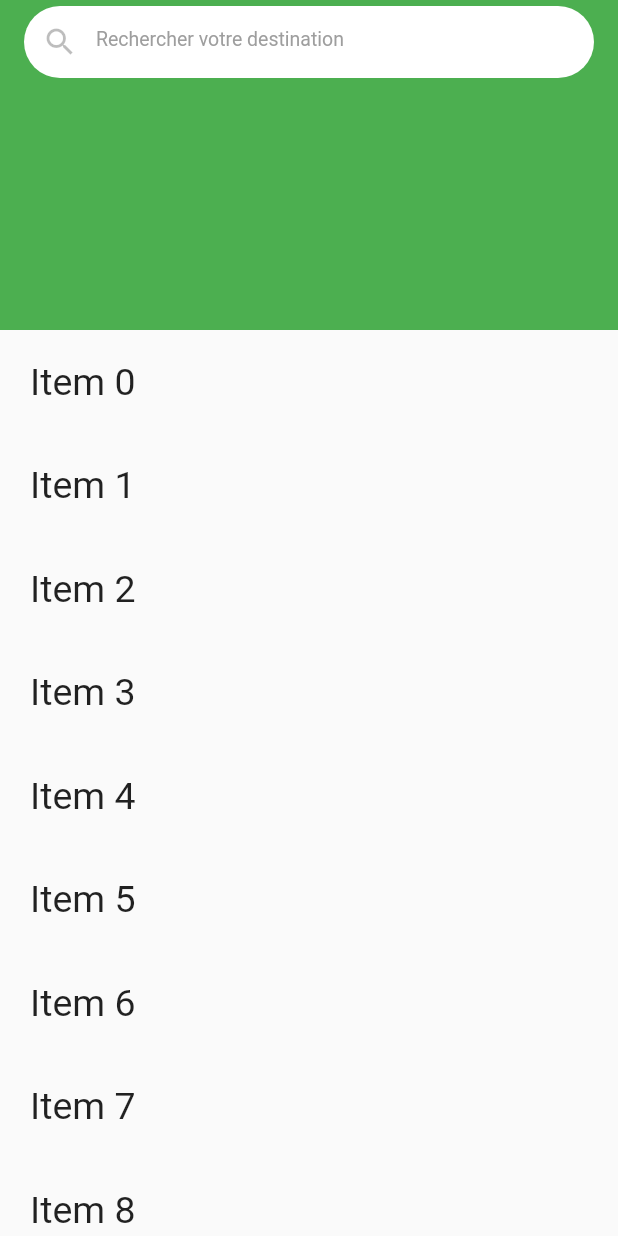
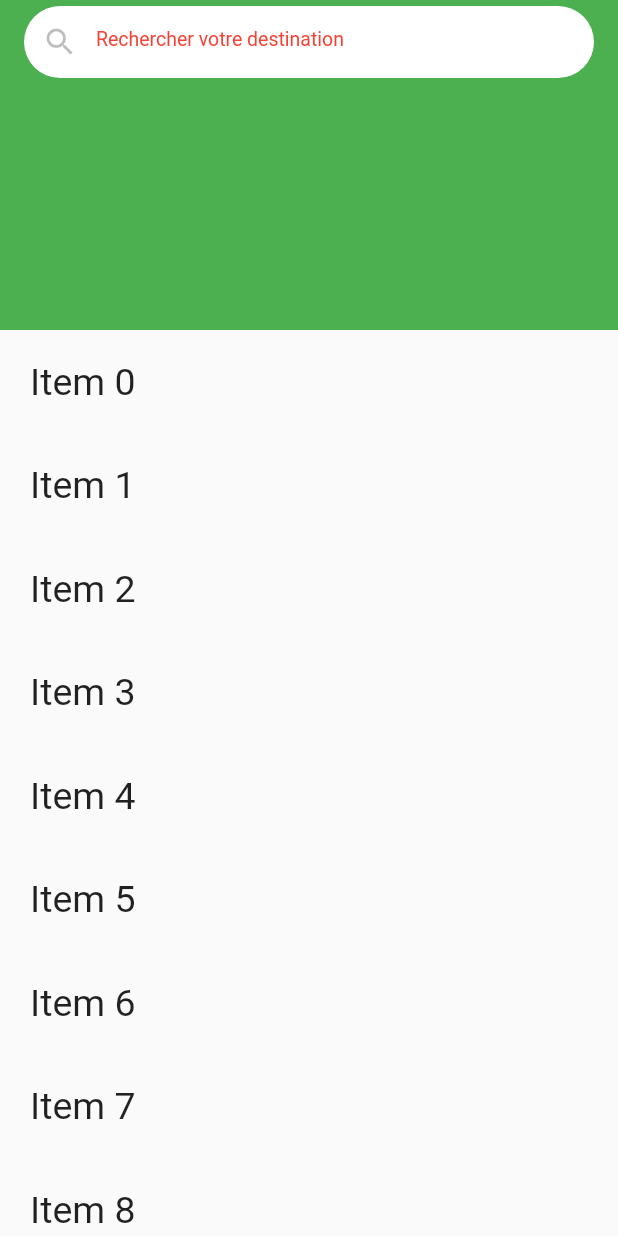
Before and after one commit to moetaz20/Homeeeeeee, a Flutter app: the screen it shows after launch, on a phone screen of 412 x 824 dp. Run offline on Flutter 3.47's test engine with Material 2 defaults, Android fonts, the phone set to English and light mode, and no system bars.

Commit message:
Changer Color to red

```diff
--- a/lib/main.dart
+++ b/lib/main.dart
@@ -32,7 +32,7 @@ class HomePage extends StatelessWidget {
                             color: Colors.black26,
                           ),
                           hintStyle:
-                          TextStyle( color: Colors.grey, fontSize: 13 ),
+                          TextStyle( color: Colors.red, fontSize: 13 ),
                           hintText: "Rechercher votre destination",
                         ),
                       ),
```
